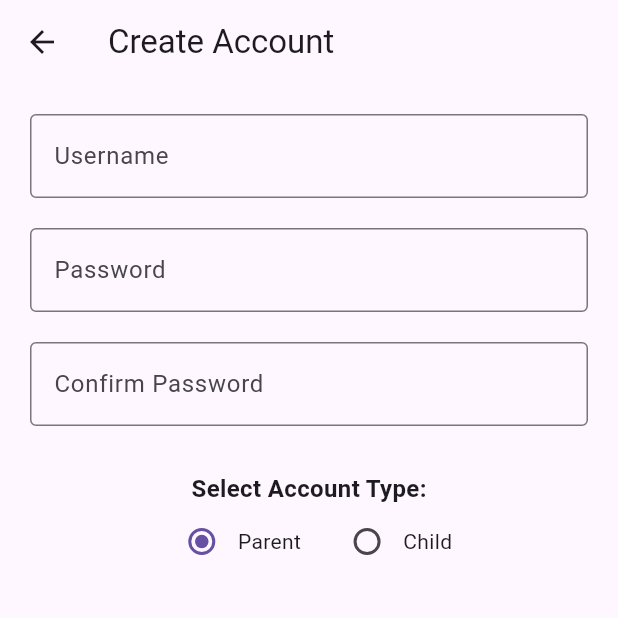
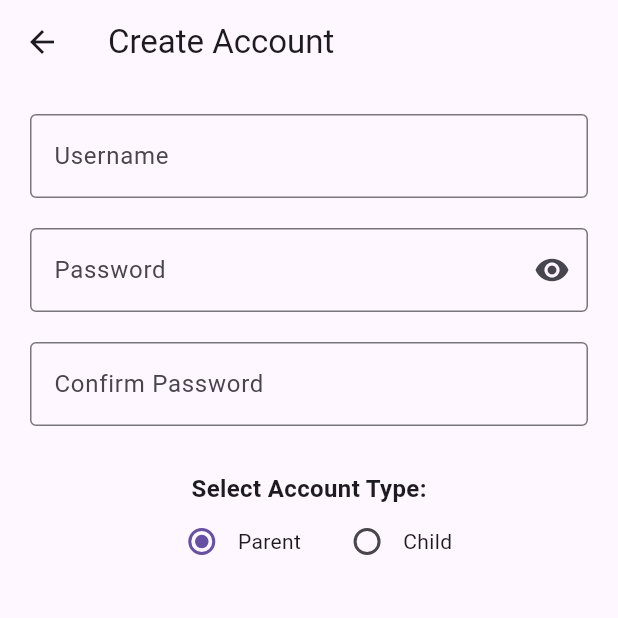
Before and after one commit to toc8730/StepSync, a Flutter app: the screen it shows after launch, after a tap on "Create Account", on a phone screen of 412 x 824 dp, the top half of it. Run offline on Flutter 3.47's test engine with Material 3 defaults, Android fonts, the phone set to English and light mode, and no system bars; our stand-ins replace flutter_local_notifications, timezone.

Commit message:
restored the profile button, the name on the top right, and added a way to show password

```diff
--- a/lib/pages/create_account_page.dart
+++ b/lib/pages/create_account_page.dart
@@ -11,9 +11,8 @@ class _CreateAccountPageState extends State<CreateAccountPage> {
   final TextEditingController _usernameController = TextEditingController();
   final TextEditingController _passwordController = TextEditingController();
   final TextEditingController _confirmController = TextEditingController();
-
-  // 👇 New variable to track account type
-  String _accountType = 'Parent'; // Default selection
+  String _accountType = 'Parent';
+  bool _obscurePassword = true;
 
   @override
   Widget build(BuildContext context) {
@@ -22,11 +21,9 @@ class _CreateAccountPageState extends State<CreateAccountPage> {
       body: Padding(
         padding: const EdgeInsets.all(20.0),
         child: SingleChildScrollView(
-          // ✅ Prevents overflow on small screens
           child: Column(
             mainAxisAlignment: MainAxisAlignment.center,
             children: [
-              // Username
               TextField(
                 controller: _usernameController,
                 decoration: const InputDecoration(
@@ -36,20 +33,26 @@ class _CreateAccountPageState extends State<CreateAccountPage> {
                 ),
               ),
               const SizedBox(height: 20),
-
-              // Password
               TextField(
                 controller: _passwordController,
-                obscureText: true,
-                decoration: const InputDecoration(
-                  border: OutlineInputBorder(),
+                obscureText: _obscurePassword,
+                decoration: InputDecoration(
+                  border: const OutlineInputBorder(),
                   labelText: 'Password',
                   hintText: 'Enter password',
+                  suffixIcon: IconButton(
+                    icon: Icon(
+                      _obscurePassword ? Icons.visibility : Icons.visibility_off,
+                    ),
+                    onPressed: () {
+                      setState(() {
+                        _obscurePassword = !_obscurePassword;
+                      });
+                    },
+                  ),
                 ),
               ),
               const SizedBox(height: 20),
-
-              // Confirm password
               TextField(
                 controller: _confirmController,
                 obscureText: true,
@@ -60,8 +63,6 @@ class _CreateAccountPageState extends State<CreateAccountPage> {
                 ),
               ),
               const SizedBox(height: 30),
-
-              // 👇 New radio button section
               const Text(
                 'Select Account Type:',
                 style: TextStyle(fontSize: 16, fontWeight: FontWeight.bold),
@@ -93,15 +94,12 @@ class _CreateAccountPageState extends State<CreateAccountPage> {
                 ],
               ),
               const SizedBox(height: 30),
-
-              // Create Account button
               ElevatedButton(
                 onPressed: () {
                   final username = _usernameController.text.trim();
                   final password = _passwordController.text.trim();
                   final confirm = _confirmController.text.trim();
 
-                  // Check empty fields
                   if (username.isEmpty || password.isEmpty || confirm.isEmpty) {
                     ScaffoldMessenger.of(context).showSnackBar(
                       const SnackBar(content: Text('All fields are required!')),
@@ -109,7 +107,6 @@ class _CreateAccountPageState extends State<CreateAccountPage> {
                     return;
                   }
 
-                  // Password rules
                   final passwordPattern =
                       r'^(?=.*[A-Z])(?=.*\d)(?=.*[!@#\$%^&*]).{8,}$';
                   final regExp = RegExp(passwordPattern);
@@ -124,7 +121,6 @@ class _CreateAccountPageState extends State<CreateAccountPage> {
                     return;
                   }
 
-                  // Confirm password match
                   if (password != confirm) {
                     ScaffoldMessenger.of(context).showSnackBar(
                       const SnackBar(content: Text('Passwords do not match!')),
@@ -132,7 +128,6 @@ class _CreateAccountPageState extends State<CreateAccountPage> {
                     return;
                   }
 
-                  // ✅ Success message
                   ScaffoldMessenger.of(context).showSnackBar(
                     SnackBar(
                       content: Text(
@@ -141,7 +136,6 @@ class _CreateAccountPageState extends State<CreateAccountPage> {
                     ),
                   );
 
-                  // Go back to login
                   Navigator.pop(context);
                 },
                 child: const Text('Create Account'),
--- a/lib/pages/login_page.dart
+++ b/lib/pages/login_page.dart
@@ -12,6 +12,7 @@ class LoginPage extends StatefulWidget {
 class _LoginPageState extends State<LoginPage> {
   final TextEditingController _usernameController = TextEditingController();
   final TextEditingController _passwordController = TextEditingController();
+  bool _obscurePassword = true;
 
   @override
   Widget build(BuildContext context) {
@@ -34,11 +35,21 @@ class _LoginPageState extends State<LoginPage> {
               const SizedBox(height: 20),
               TextField(
                 controller: _passwordController,
-                obscureText: true,
-                decoration: const InputDecoration(
-                  border: OutlineInputBorder(),
+                obscureText: _obscurePassword,
+                decoration: InputDecoration(
+                  border: const OutlineInputBorder(),
                   labelText: 'Password',
                   hintText: 'Enter your password',
+                  suffixIcon: IconButton(
+                    icon: Icon(
+                      _obscurePassword ? Icons.visibility : Icons.visibility_off,
+                    ),
+                    onPressed: () {
+                      setState(() {
+                        _obscurePassword = !_obscurePassword;
+                      });
+                    },
+                  ),
                 ),
               ),
               const SizedBox(height: 30),
@@ -53,8 +64,7 @@ class _LoginPageState extends State<LoginPage> {
                       if (username.isEmpty || password.isEmpty) {
                         ScaffoldMessenger.of(context).showSnackBar(
                           const SnackBar(
-                            content:
-                                Text('Both username and password are required!'),
+                            content: Text('Both username and password are required!'),
                           ),
                         );
                         return;
```
Also changed, not shown: lib/pages/home_page.dart (+89 -46 lines).
